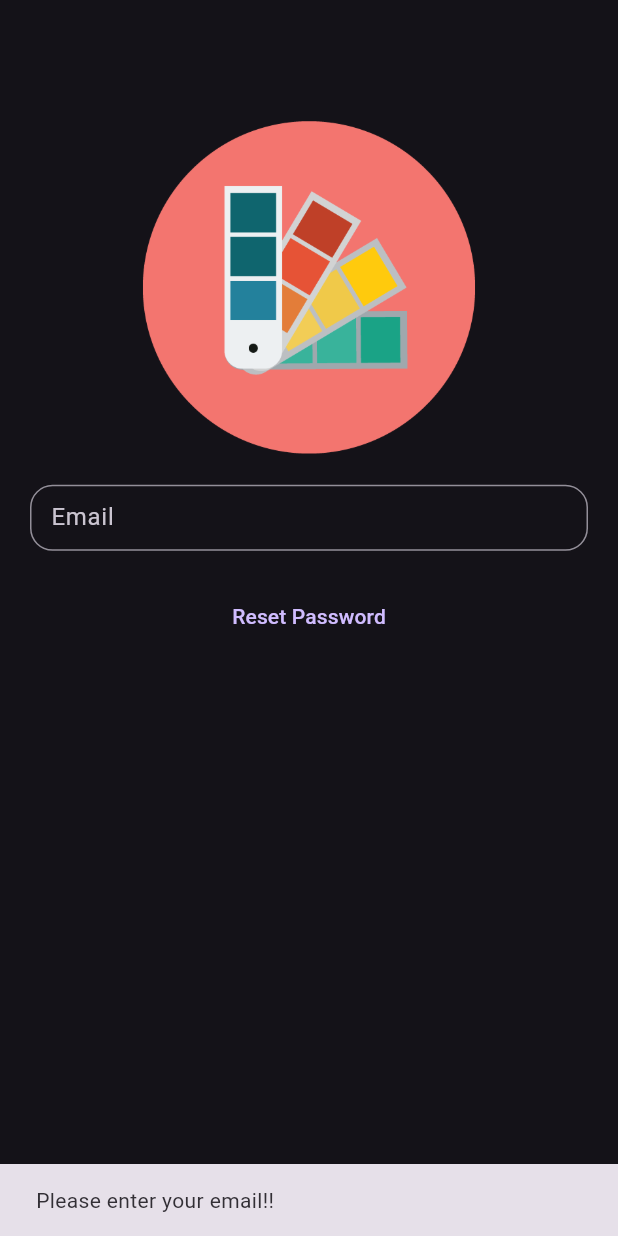
After one commit to nader1414518/FlutterToDoApp, a Flutter app: the ForgotPasswordScreen screen opened directly, after a tap on "Reset Password", on a phone screen of 412 x 824 dp. The commit adds this screen. Run offline on Flutter 3.47's test engine with Material 3 defaults, Android fonts, the light colour scheme and no system bars; our stand-ins replace awesome_notifications, flutter_dotenv, google_sign_in, permission_handler, shared_preferences, supabase_flutter; accounts and stored records are empty.

Commit message:
Forgot Password

```diff
--- a/lib/controllers/auth_controller.dart
+++ b/lib/controllers/auth_controller.dart
@@ -192,4 +192,22 @@ class AuthController {
       print(e.toString());
     }
   }
+
+  static Future<Map<String, dynamic>> forgotPasswordCallback(
+      String email) async {
+    try {
+      await Supabase.instance.client.auth.resetPasswordForEmail(email);
+
+      return {
+        "result": true,
+        "message": "Link has been sent successfully to your email!!",
+      };
+    } catch (e) {
+      print(e.toString());
+      return {
+        "result": false,
+        "message": e.toString(),
+      };
+    }
+  }
 }
--- /dev/null
+++ b/lib/screens/forgot_password_screen.dart
@@ -0,0 +1,142 @@
+import 'package:flutter/material.dart';
+import 'package:to_do_app/controllers/auth_controller.dart';
+import 'package:to_do_app/utils/assets_utils.dart';
+
+class ForgotPasswordScreen extends StatefulWidget {
+  @override
+  ForgotPasswordScreenState createState() => ForgotPasswordScreenState();
+}
+
+class ForgotPasswordScreenState extends State<ForgotPasswordScreen> {
+  bool isLoading = false;
+
+  TextEditingController emailController = TextEditingController();
+
+  @override
+  void initState() {
+    // TODO: implement initState
+    super.initState();
+  }
+
+  @override
+  void dispose() {
+    // TODO: implement dispose
+    super.dispose();
+  }
+
+  @override
+  Widget build(BuildContext context) {
+    return Scaffold(
+      body: isLoading
+          ? const Center(
+              child: CircularProgressIndicator(),
+            )
+          : ListView(
+              padding: const EdgeInsets.symmetric(
+                vertical: 20,
+                horizontal: 20,
+              ),
+              shrinkWrap: true,
+              physics: const ClampingScrollPhysics(),
+              children: [
+                const SizedBox(
+                  height: 60,
+                ),
+                Container(
+                  width: (MediaQuery.sizeOf(context).width - 40) * 0.6,
+                  height: (MediaQuery.sizeOf(context).width - 40) * 0.6,
+                  decoration: BoxDecoration(
+                    image: DecorationImage(
+                      image: AssetImage(
+                        AssetsUtils.appLogo,
+                      ),
+                      fit: BoxFit.contain,
+                    ),
+                  ),
+                ),
+                const SizedBox(
+                  height: 20,
+                ),
+                TextFormField(
+                  decoration: InputDecoration(
+                    border: OutlineInputBorder(
+                      borderRadius: BorderRadius.circular(
+                        15,
+                      ),
+                    ),
+                    labelText: "Email",
+                    isDense: true,
+                    contentPadding: const EdgeInsets.symmetric(
+                      vertical: 10,
+                      horizontal: 10,
+                    ),
+                  ),
+                  keyboardType: TextInputType.emailAddress,
+                  controller: emailController,
+                ),
+                const SizedBox(
+                  height: 20,
+                ),
+                Row(
+                  mainAxisAlignment: MainAxisAlignment.center,
+                  children: [
+                    TextButton(
+                      onPressed: () async {
+                        if (emailController.text == "") {
+                          ScaffoldMessenger.of(context).showSnackBar(
+                            const SnackBar(
+                              content: Text(
+                                "Please enter your email!!",
+                              ),
+                            ),
+                          );
+                          return;
+                        }
+
+                        setState(() {
+                          isLoading = true;
+                        });
+
+                        try {
+                          var res = await AuthController.forgotPasswordCallback(
+                            emailController.text,
+                          );
+
+                          if (res["result"] == true) {
+                            ScaffoldMessenger.of(context).showSnackBar(
+                              SnackBar(
+                                content: Text(
+                                  res["message"].toString(),
+                                ),
+                              ),
+                            );
+
+                            Navigator.of(context).pop();
+                          } else {
+                            ScaffoldMessenger.of(context).showSnackBar(
+                              SnackBar(
+                                content: Text(
+                                  res["message"].toString(),
+                                ),
+                              ),
+                            );
+                          }
+                        } catch (e) {
+                          print(e.toString());
+                        }
+
+                        setState(() {
+                          isLoading = false;
+                        });
+                      },
+                      child: const Text(
+                        "Reset Password",
+                      ),
+                    ),
+                  ],
+                ),
+              ],
+            ),
+    );
+  }
+}
--- a/lib/screens/login_screen.dart
+++ b/lib/screens/login_screen.dart
@@ -1,6 +1,7 @@
 import 'package:flutter/material.dart';
 import 'package:to_do_app/controllers/auth_controller.dart';
 import 'package:to_do_app/screens/create_account_screen.dart';
+import 'package:to_do_app/screens/forgot_password_screen.dart';
 import 'package:to_do_app/screens/home_screen.dart';
 import 'package:to_do_app/utils/assets_utils.dart';
 
@@ -97,8 +98,22 @@ class LoginScreenState extends State<LoginScreen> {
                   obscureText: true,
                   controller: passController,
                 ),
-                const SizedBox(
-                  height: 20,
+                Row(
+                  mainAxisAlignment: MainAxisAlignment.end,
+                  children: [
+                    TextButton(
+                      onPressed: () {
+                        Navigator.of(context).push(
+                          MaterialPageRoute(
+                            builder: (context) {
+                              return ForgotPasswordScreen();
+                            },
+                          ),
+                        );
+                      },
+                      child: const Text("Forgot Password?"),
+                    ),
+                  ],
                 ),
                 Row(
                   mainAxisAlignment: MainAxisAlignment.center,
```
